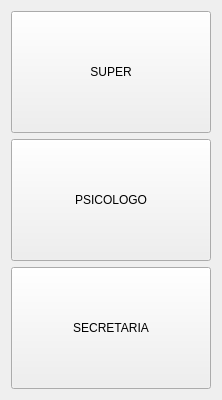
Old version of the form prueba01/control.ui in the repository khr1s25/ProyectoThelma.
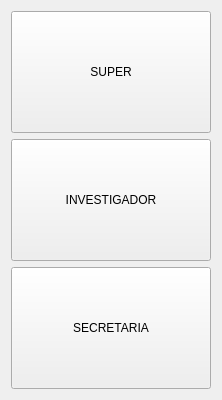
New version of the form.

```diff
--- a/prueba01/control.ui
+++ b/prueba01/control.ui
@@ -48,7 +48,7 @@
       </size>
      </property>
      <property name="text">
-      <string>PSICOLOGO</string>
+      <string>INVESTIGADOR</string>
      </property>
     </widget>
    </item>
```
Left out of the diff: 2 changed lines with no effect on the pictures.
